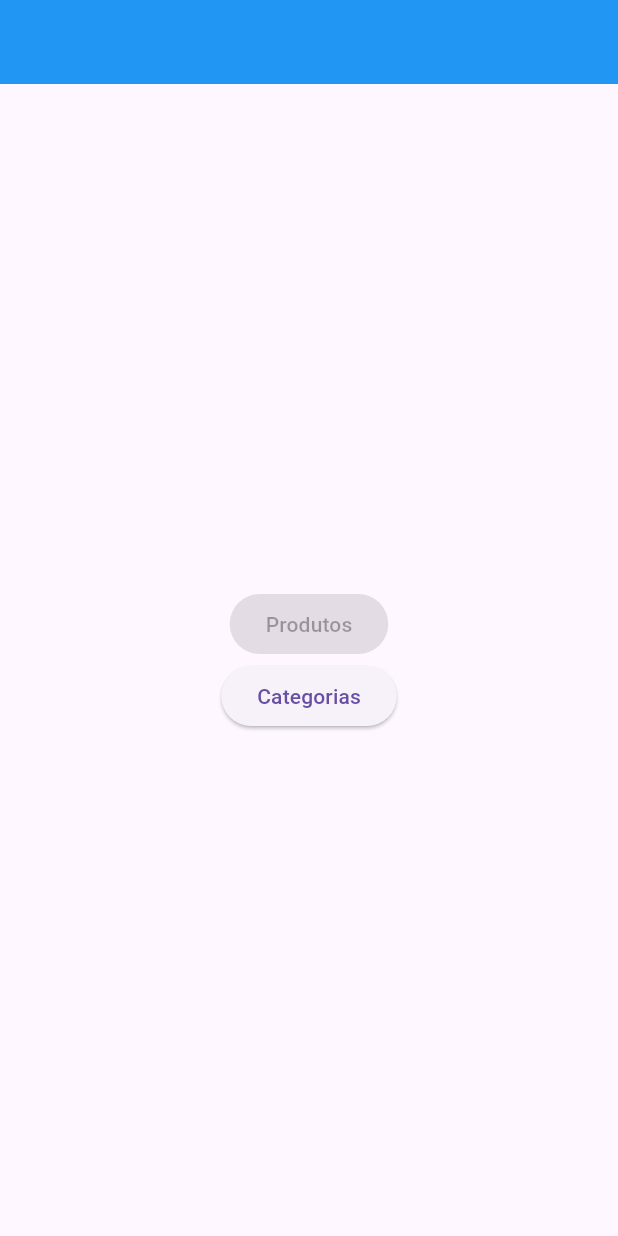
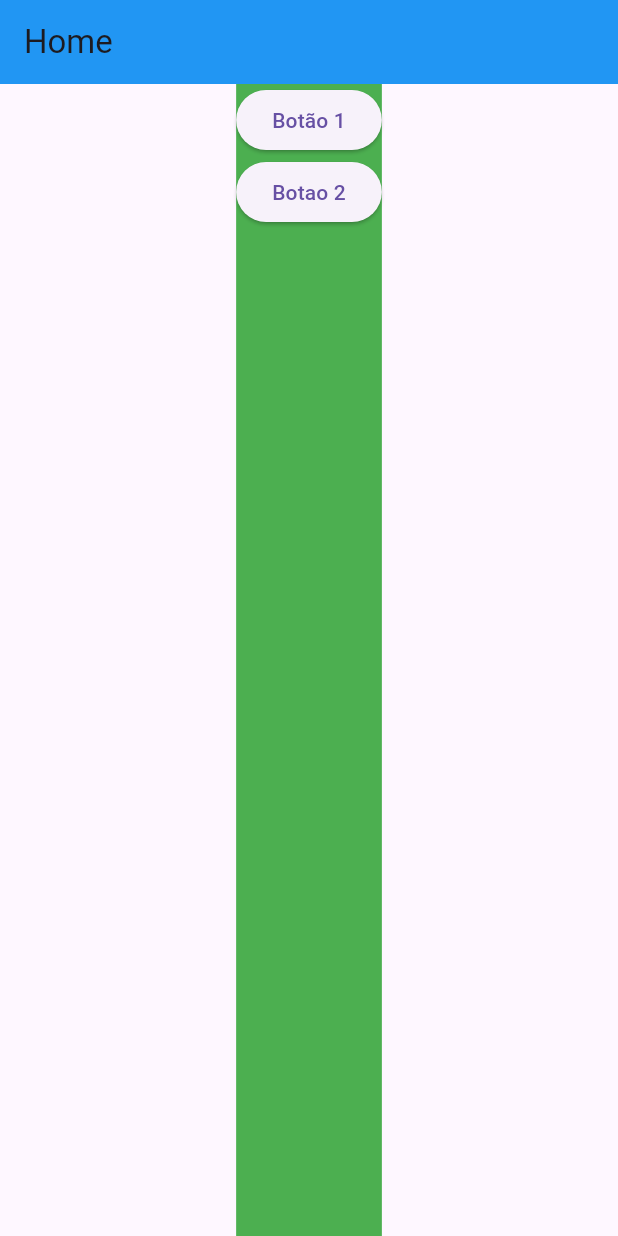
Before and after one commit to Josemarcio15/Flutter-Estudos, a Flutter app: the screen it shows after launch, on a phone screen of 412 x 824 dp. Run offline on Flutter 3.47's test engine with Material 3 defaults, Android fonts, the light colour scheme and no system bars.

```diff
--- /dev/null
+++ b/flutter_rodrigo/lib/home.dart
@@ -0,0 +1,34 @@
+import 'package:flutter/material.dart';
+
+class Home extends StatelessWidget {
+  const Home({super.key});
+
+  @override
+  Widget build(BuildContext context) {
+    return Scaffold(
+      appBar: AppBar(
+        backgroundColor: Colors.blue,
+        title: Text("Home"),
+      ),
+      body: Center(
+        child: Container(
+          color: Colors.green,
+          child: Column(
+            children: [
+              ElevatedButton(
+                  onPressed: () {
+                    print("Botao 1 Pressionado");
+                  },
+                  child: Text("Botão 1")),
+              ElevatedButton(
+                  onPressed: () {
+                    print("Bt 2 Pre");
+                  },
+                  child: Text("Botao 2"))
+            ],
+          ),
+        ),
+      ),
+    );
+  }
+}
--- a/flutter_rodrigo/lib/main.dart
+++ b/flutter_rodrigo/lib/main.dart
@@ -1,12 +1,12 @@
 import 'package:flutter/material.dart';
-import 'package:flutter_rodrigo/home_botoes.dart';
-import 'package:flutter_rodrigo/home_page.dart';
+//import 'package:flutter_rodrigo/home_botoes.dart';
+import 'package:flutter_rodrigo/home.dart';
 
 void main() {
   runApp(
     MaterialApp(
       debugShowCheckedModeBanner: false,
-      home: HomeBotoes(),
+      home: Home(),
     ),
   );
 }
```
Also changed, not shown: flutter_rodrigo/lib/home_botoes.dart (+8 -4 lines), 2 other files.
